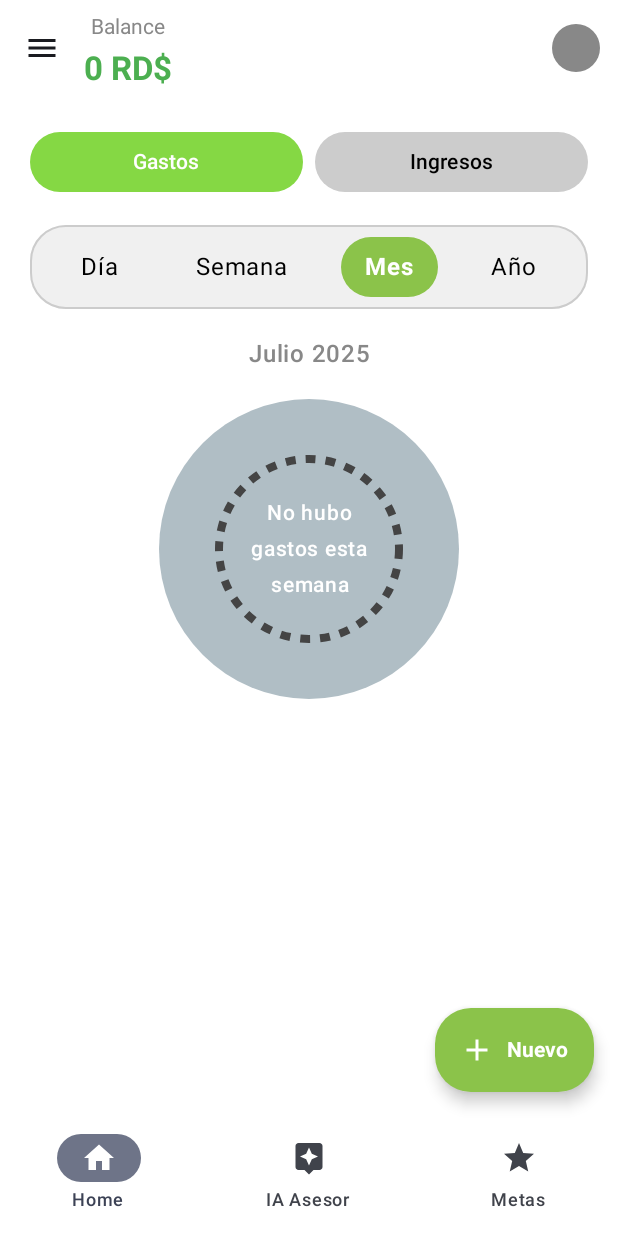
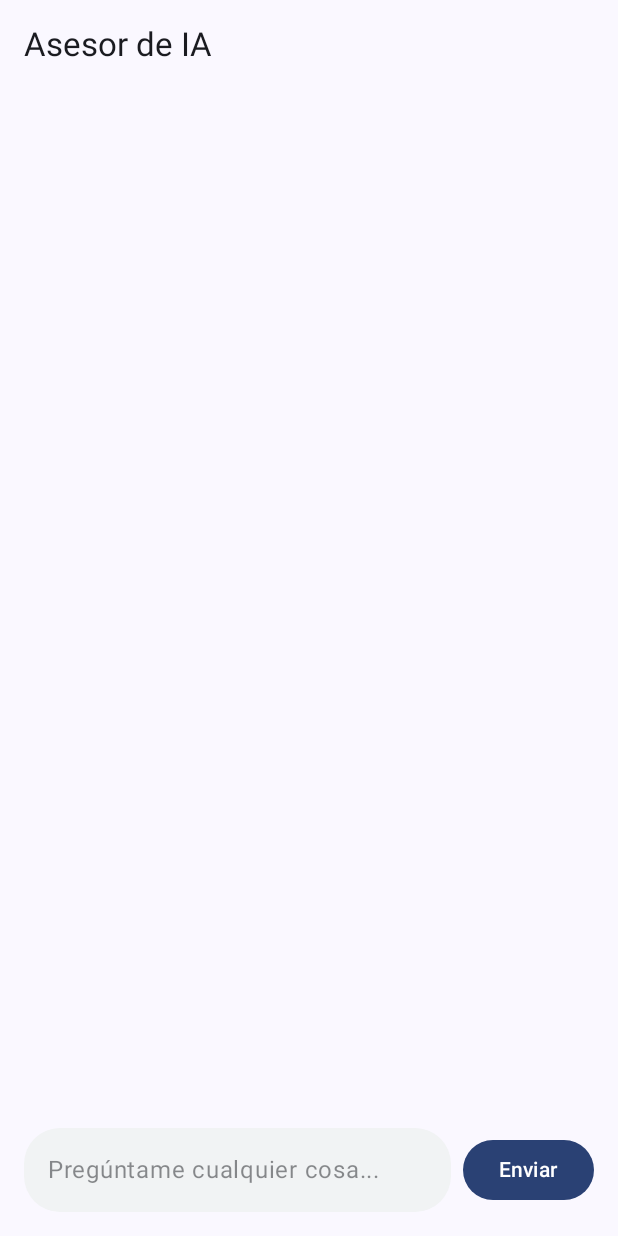
Before and after one commit to carlirouscust/FinTracker-Cust, an Android app built with Jetpack Compose: the GastoListScreen screen opened through its navigation route, item 2 of the bottom bar chosen, on a phone screen of 412 x 824 dp. Run offline under Robolectric (Android 15) with nearby library versions, the phone set to English and light mode, and no system bars; our stand-ins replace Dagger/Hilt's generated code; libraries missing offline, so code that uses them is left out: com.google.ai.client; 1 statement that could not run was skipped.

```diff
--- a/app/src/main/java/ucne/edu/fintracker/presentation/gasto/GastoListScreen.kt
+++ b/app/src/main/java/ucne/edu/fintracker/presentation/gasto/GastoListScreen.kt
@@ -209,7 +209,7 @@ fun GastoListScreen(
                         )
                         NavigationBarItem(
                             selected = false,
-                            onClick = { /* otra ruta */ },
+                            onClick = { navController.navigate("chatIA")},
                             icon = { Icon(Icons.Default.Assistant, contentDescription = "IA Asesor") },
                             label = { Text("IA Asesor") }
                         )
--- a/app/src/main/java/ucne/edu/fintracker/presentation/navegation/FinTrackerNavHost.kt
+++ b/app/src/main/java/ucne/edu/fintracker/presentation/navegation/FinTrackerNavHost.kt
@@ -27,6 +27,7 @@ import androidx.navigation.NavType
 import androidx.compose.runtime.getValue
 import androidx.navigation.navArgument
 import ucne.edu.fintracker.presentation.limitegasto.LimiteDetalleScreen
+import ucne.edu.fintracker.presentation.asesorIA.ChatIaScreen
 import ucne.edu.fintracker.presentation.limitegasto.LimiteScreen
 import ucne.edu.fintracker.presentation.limitegasto.LimiteListScreen
 import ucne.edu.fintracker.presentation.limitegasto.LimiteViewModel
@@ -265,6 +266,7 @@ fun FinTrackerNavHost(
                 )
             }
         }
+
 
         composable(
             route = "pago_editar/{pagoId}",
@@ -520,5 +522,9 @@ fun FinTrackerNavHost(
             }
         }
 
+        composable("chatIA") {
+            ChatIaScreen()
+        }
+
     }
 }
```
